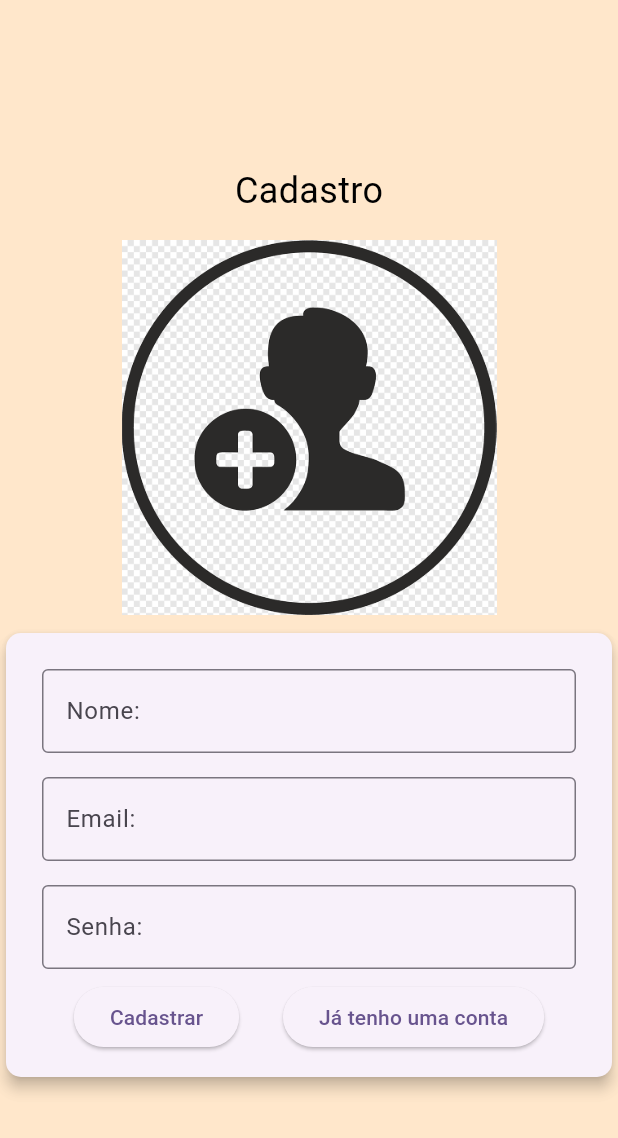
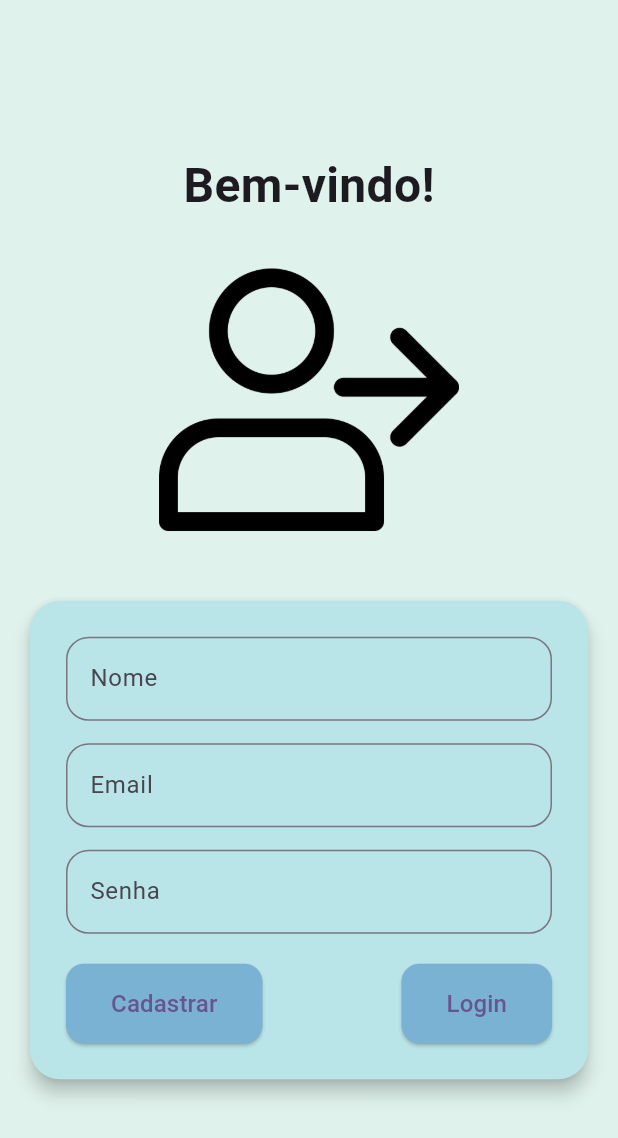
Before and after one commit to RafaAugustoFS/petAdopted, a Flutter app: the RegisterForm screen opened directly, on a phone screen of 412 x 824 dp. Shown: the top 1138 px of the screen. Run offline on Flutter 3.47's test engine with Material 3 defaults, Android fonts, the phone set to English and light mode, and no system bars.

Commit message:
estilizando login e cadastro

```diff
--- a/lib/main.dart
+++ b/lib/main.dart
@@ -1,6 +1,7 @@
 import 'package:flutter/material.dart';
 import 'package:pet_adopted/view/cadastro_pet.dart';
 import 'package:pet_adopted/view/home_pet.dart';
+import 'package:pet_adopted/view/login_user.dart';
 
 void main() {
   runApp(const MyApp());
@@ -18,7 +19,7 @@
         colorScheme: ColorScheme.fromSeed(seedColor: Colors.deepPurple),
         useMaterial3: true,
       ),
-      home: PetForm(),
+      home: LoginForm(),
     );
   }
 }
--- a/lib/view/cadastro_user.dart
+++ b/lib/view/cadastro_user.dart
@@ -28,84 +28,114 @@ class _RegisterFormState extends State<RegisterForm> {
   Widget build(BuildContext context) {
     return SafeArea(
       child: Scaffold(
-        backgroundColor: Color.fromARGB(158, 255, 216, 171),
+        backgroundColor:  Color(0xFFDFF2EB),
         body: Container(
+          padding: EdgeInsets.symmetric(horizontal: 16.0),
           child: Center(
             child: Column(
               mainAxisAlignment: MainAxisAlignment.center,
               children: [
-                Padding(
-                  padding: EdgeInsets.all(8.0),
-                  child: Text(
-                    'Cadastro',
-                    style: TextStyle(fontSize: 24, color: Colors.black), // Ajuste a cor do texto conforme necessário
+                Text(
+                  'Bem-vindo!',
+                  style: TextStyle(
+                    fontSize: 32,
+                    fontWeight: FontWeight.bold,
                   ),
                 ),
-                Padding(
-                  padding: EdgeInsets.all(8.0),
-                  child: Image.asset(
-                    AppImages.registerImage,
-                    height: 250,
-                  ),
+                SizedBox(height: 20),
+                Image.asset(
+                  AppImages.loginImage,
+                  height: 200,
                 ),
+                SizedBox(height: 30),
                 Card(
-                  elevation: 4.0,
+                  color: Color(0xFFB9E5E8),
+                  elevation: 5.0,
                   shape: RoundedRectangleBorder(
-                    borderRadius: BorderRadius.circular(10.0),
+                    borderRadius: BorderRadius.circular(20.0),
                   ),
                   child: Padding(
-                    padding: EdgeInsets.all(16.0),
+                    padding: EdgeInsets.all(24.0),
                     child: Column(
                       mainAxisSize: MainAxisSize.min,
                       children: [
-                        Padding(
-                          padding: EdgeInsets.all(8.0),
-                          child: TextField(
-                            controller: nameController,
-                            decoration: InputDecoration(
-                              border: OutlineInputBorder(),
-                              labelText: 'Nome:',
+                        TextField(
+                          controller: nameController,
+                          decoration: InputDecoration(
+                            border: OutlineInputBorder(
+                              borderRadius: BorderRadius.circular(15.0),
                             ),
+                            labelText: 'Nome',
                           ),
                         ),
-                        Padding(
-                          padding: EdgeInsets.all(8.0),
-                          child: TextField(
-                            controller: emailController,
-                            decoration: InputDecoration(
-                              border: OutlineInputBorder(),
-                              labelText: 'Email:',
+                        SizedBox(height: 15),
+                        TextField(
+                          controller: emailController,
+                          decoration: InputDecoration(
+                            border: OutlineInputBorder(
+                              borderRadius: BorderRadius.circular(15.0),
                             ),
+                            labelText: 'Email',
                           ),
                         ),
-                        Padding(
-                          padding: EdgeInsets.all(8.0),
-                          child: TextField(
-                            controller: passwordController,
-                            decoration: InputDecoration(
-                              border: OutlineInputBorder(),
-                              labelText: 'Senha:',
+                        SizedBox(height: 15),
+                        TextField(
+                          controller: passwordController,
+                          obscureText: true,
+                          decoration: InputDecoration(
+                            border: OutlineInputBorder(
+                              borderRadius: BorderRadius.circular(15.0),
                             ),
+                            labelText: 'Senha',
                           ),
                         ),
+                        SizedBox(height: 20),
                         Row(
-                          mainAxisAlignment: MainAxisAlignment.spaceEvenly,
+                          mainAxisAlignment: MainAxisAlignment.spaceBetween,
                           children: [
                             ElevatedButton(
                               onPressed: () {
                                 salvaInfo();
-                              },
-                              child: Text("Cadastrar"),
-                            ),
-                            ElevatedButton(
-                              onPressed: () {
                                 Navigator.of(context).push(
                                   MaterialPageRoute(
                                     builder: (context) => LoginForm(),
                                   ),
                                 );
                               },
-                              child: Text("Já tenho uma conta"),
+                              style: ElevatedButton.styleFrom(
+                                padding: EdgeInsets.symmetric(
+                                    horizontal: 30, vertical: 15),
+                                backgroundColor: Color(0xFF7AB2D3),
+                                shape: RoundedRectangleBorder(
+                                  borderRadius: BorderRadius.circular(12.0),
+                                ),
+                              ),
+                              child: Text(
+                                "Cadastrar",
+                                style: TextStyle(fontSize: 16),
+                              ),
+                            ),
+                            ElevatedButton(
+                              onPressed: () {
+                                salvaInfo();
+                                Navigator.of(context).push(
+                                  MaterialPageRoute(
+                                    builder: (context) => LoginForm(),
+                                  ),
+                                );
+                              },
+                              style: ElevatedButton.styleFrom(
+                                padding: EdgeInsets.symmetric(
+                                    horizontal: 30, vertical: 15),
+                                backgroundColor: Color(0xFF7AB2D3),
+                                shape: RoundedRectangleBorder(
+                                  borderRadius: BorderRadius.circular(12.0),
+                                ),
+                              ),
+                              child: Text(
+                                "Login",
+                                style: TextStyle(fontSize: 16),
+                              ),
                             ),
                           ],
                         ),
```
Also changed, not shown: lib/view/login_user.dart (+71 -41 lines).
